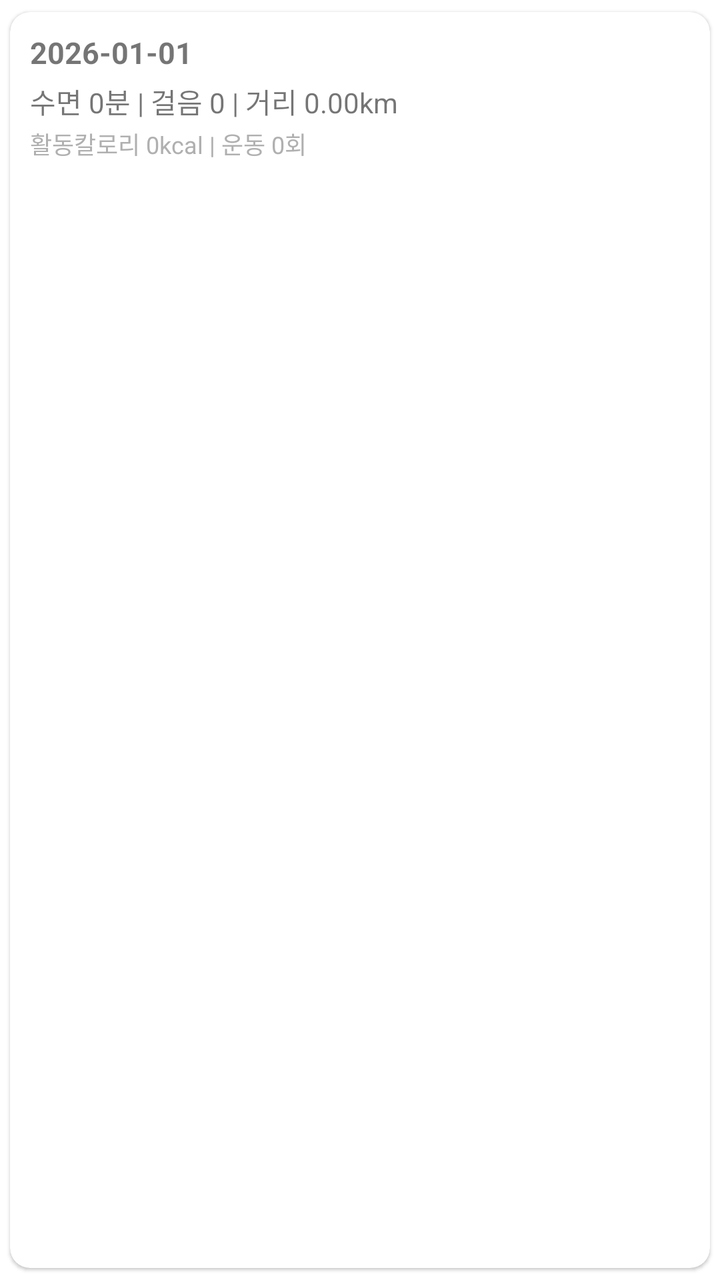
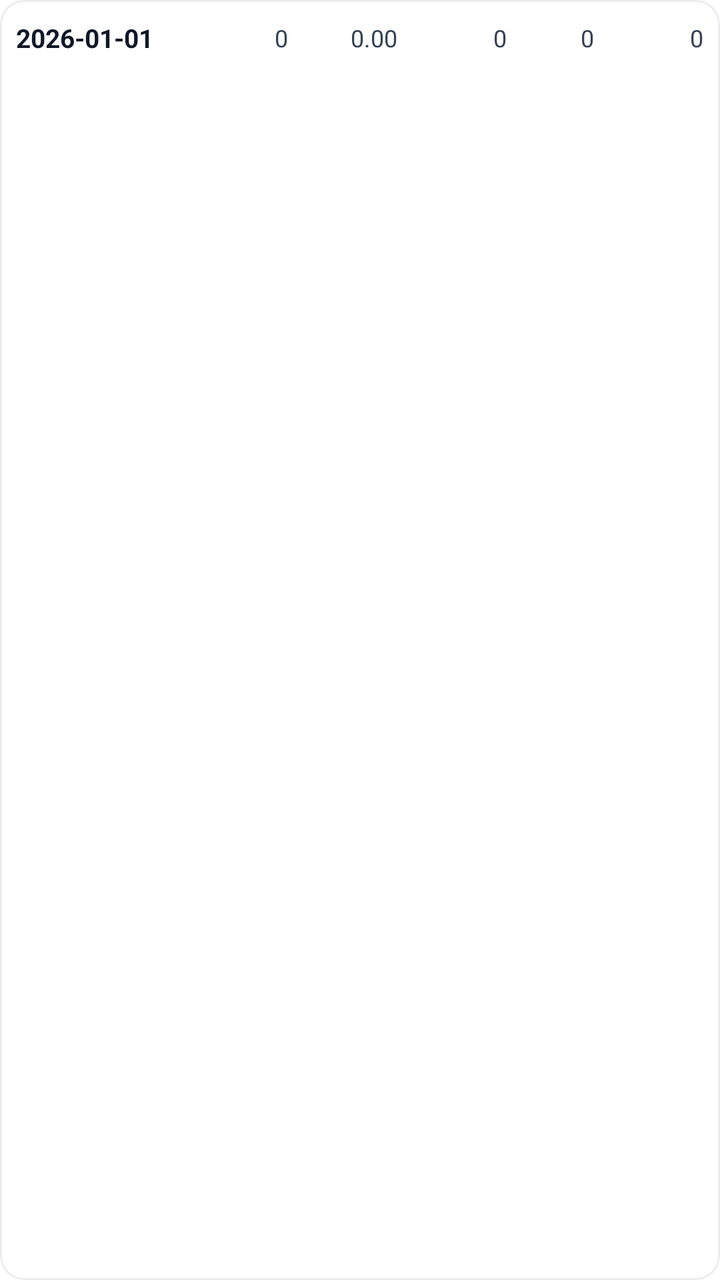

An Android layout rendered at two revisions. The XML below is the earlier revision; the diff shows what the commit changed to produce the second picture.
<!-- AndroidManifest.xml: application theme Theme.OpenclawHealthUploader -->
<!-- res/layout/item_health_daily.xml -->
<?xml version="1.0" encoding="utf-8"?>
<com.google.android.material.card.MaterialCardView xmlns:android="http://schemas.android.com/apk/res/android"
  xmlns:app="http://schemas.android.com/apk/res-auto"
  android:layout_width="match_parent"
  android:layout_height="wrap_content"
  android:layout_marginBottom="8dp"
  app:cardCornerRadius="10dp"
  app:cardUseCompatPadding="true">

  <LinearLayout
    android:layout_width="match_parent"
    android:layout_height="wrap_content"
    android:orientation="vertical"
    android:padding="10dp">

    <TextView
      android:id="@+id/tvDay"
      android:layout_width="match_parent"
      android:layout_height="wrap_content"
      android:text="2026-01-01"
      android:textStyle="bold"
      android:textSize="15sp" />

    <TextView
      android:id="@+id/tvSummary"
      android:layout_width="match_parent"
      android:layout_height="wrap_content"
      android:layout_marginTop="4dp"
      android:text="수면 0분 | 걸음 0 | 거리 0.00km" />

    <TextView
      android:id="@+id/tvMeta"
      android:layout_width="match_parent"
      android:layout_height="wrap_content"
      android:layout_marginTop="2dp"
      android:text="활동칼로리 0kcal | 운동 0회"
      android:textSize="12sp"
      android:textColor="#B0B0B0" />

  </LinearLayout>

</com.google.android.material.card.MaterialCardView>
<!-- resources referenced by this layout -->
<resources>
  <style name="Theme.OpenclawHealthUploader" parent="Theme.MaterialComponents.DayNight.NoActionBar">
      <item name="android:statusBarColor">@android:color/black</item>
    </style>
</resources>

<!-- the commit's change to res/layout/item_health_daily.xml (unified diff, before → after) -->
@@ -3,40 +3,82 @@
   xmlns:app="http://schemas.android.com/apk/res-auto"
   android:layout_width="match_parent"
   android:layout_height="wrap_content"
-  android:layout_marginBottom="8dp"
-  app:cardCornerRadius="10dp"
-  app:cardUseCompatPadding="true">
+  android:layout_marginBottom="6dp"
+  app:cardBackgroundColor="#FFFFFF"
+  app:cardCornerRadius="12dp"
+  app:cardElevation="0dp"
+  app:strokeColor="#EAECF0"
+  app:strokeWidth="1dp">
 
   <LinearLayout
     android:layout_width="match_parent"
     android:layout_height="wrap_content"
-    android:orientation="vertical"
-    android:padding="10dp">
+    android:gravity="center_vertical"
+    android:orientation="horizontal"
+    android:paddingHorizontal="8dp"
+    android:paddingVertical="10dp">
 
     <TextView
       android:id="@+id/tvDay"
-      android:layout_width="match_parent"
+      android:layout_width="0dp"
       android:layout_height="wrap_content"
+      android:layout_weight="1.5"
+      android:ellipsize="end"
+      android:maxLines="1"
       android:text="2026-01-01"
-      android:textStyle="bold"
-      android:textSize="15sp" />
+      android:textColor="#101828"
+      android:textSize="13sp"
+      android:textStyle="bold" />
 
     <TextView
-      android:id="@+id/tvSummary"
-      android:layout_width="match_parent"
+      android:id="@+id/tvSteps"
+      android:layout_width="0dp"
       android:layout_height="wrap_content"
-      android:layout_marginTop="4dp"
-      android:text="수면 0분 | 걸음 0 | 거리 0.00km" />
+      android:layout_weight="1"
+      android:gravity="end"
+      android:text="0"
+      android:textColor="#344054"
+      android:textSize="12sp" />
 
     <TextView
-      android:id="@+id/tvMeta"
-      android:layout_width="match_parent"
+      android:id="@+id/tvDistance"
+      android:layout_width="0dp"
       android:layout_height="wrap_content"
-      android:layout_marginTop="2dp"
-      android:text="활동칼로리 0kcal | 운동 0회"
-      android:textSize="12sp"
-      android:textColor="#B0B0B0" />
+      android:layout_weight="1"
+      android:gravity="end"
+      android:text="0.00"
+      android:textColor="#344054"
+      android:textSize="12sp" />
 
+    <TextView
+      android:id="@+id/tvCalories"
+      android:layout_width="0dp"
+      android:layout_height="wrap_content"
+      android:layout_weight="1"
+      android:gravity="end"
+      android:text="0"
+      android:textColor="#344054"
+      android:textSize="12sp" />
+
+    <TextView
+      android:id="@+id/tvWorkouts"
+      android:layout_width="0dp"
+      android:layout_height="wrap_content"
+      android:layout_weight="0.8"
+      android:gravity="end"
+      android:text="0"
+      android:textColor="#344054"
+      android:textSize="12sp" />
+
+    <TextView
+      android:id="@+id/tvSleep"
+      android:layout_width="0dp"
+      android:layout_height="wrap_content"
+      android:layout_weight="1"
+      android:gravity="end"
+      android:text="0"
+      android:textColor="#344054"
+      android:textSize="12sp" />
   </LinearLayout>
 
 </com.google.android.material.card.MaterialCardView>
